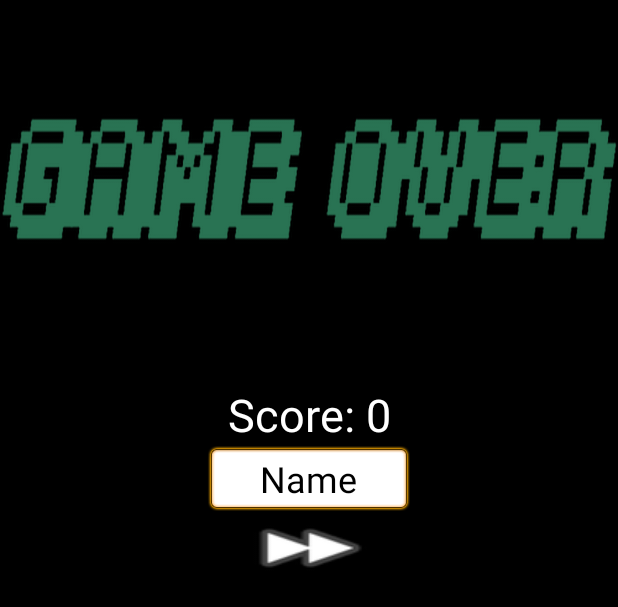
After one commit to MrBreadnt/KtulhuTamagochi, an Android app: the layout gameover_activity.xml on its own in the app's theme, with its tools: preview values and no code run, on a phone screen of 412 x 824 dp. The commit adds this screen. Shown: the top 607 px of the screen. Run offline under Robolectric (Android 15) with nearby library versions, the phone set to English and light mode, and no system bars.

Commit message:
Коммит для сохранения прогресса

```diff
--- a/app/src/main/java/ru/breadntgames/ktulhutamagochi/GameActivity.java
+++ b/app/src/main/java/ru/breadntgames/ktulhutamagochi/GameActivity.java
@@ -102,6 +102,12 @@ public class GameActivity extends AppCompatActivity {
     }
 
     void gameOver() {
+        runOnUiThread(new Runnable() {
+            @Override
+            public void run() {
+                setContentView(R.layout.gameover_activity);
+            }
+        });
     }
 
     @Override
--- /dev/null
+++ b/app/src/main/res/layout/gameover_activity.xml
@@ -0,0 +1,43 @@
+<?xml version="1.0" encoding="utf-8"?>
+<LinearLayout xmlns:android="http://schemas.android.com/apk/res/android"
+    xmlns:tools="http://schemas.android.com/tools"
+    android:layout_width="match_parent"
+    android:layout_height="match_parent"
+    android:background="#000000"
+    android:gravity="center_horizontal"
+    android:orientation="vertical">
+
+    <ImageView
+        android:id="@+id/imageView"
+        android:layout_width="match_parent"
+        android:layout_height="256dp"
+        android:background="@drawable/game_over"
+        android:backgroundTint="#297353" />
+
+    <TextView
+        android:id="@+id/textView2"
+        android:layout_width="match_parent"
+        android:layout_height="wrap_content"
+        android:gravity="center_horizontal"
+        android:text="Score: 0"
+        android:textColor="#FFFFFF"
+        android:textSize="30sp" />
+
+    <EditText
+        android:id="@+id/textView"
+        android:layout_width="136dp"
+        android:layout_height="wrap_content"
+        android:background="@android:drawable/editbox_background"
+        android:textAlignment="center"
+        android:textColor="@android:color/black"
+        android:textSize="24sp"
+        android:text="Name"
+        android:inputType="textAutoCorrect|textCapSentences"/>
+
+    <Button
+        android:id="@+id/button2"
+        android:layout_width="wrap_content"
+        android:layout_height="wrap_content"
+        android:background="@android:drawable/ic_media_ff" />
+
+</LinearLayout>
--- a/app/src/main/res/layout/learn_activity.xml
+++ b/app/src/main/res/layout/learn_activity.xml
@@ -102,11 +102,10 @@
 
         <Button
             android:id="@+id/button"
-            style="@android:style/Widget.DeviceDefault.Button.Colored"
             android:layout_width="110dp"
             android:layout_height="80dp"
             android:onClick="next"
-            android:text="Понял!" />
+            android:text="Понял!"/>
 
         <LinearLayout
             android:layout_width="match_parent"
```
Also changed, not shown: app/src/main/java/ru/breadntgames/ktulhutamagochi/MainActivity.java (+31 -7 lines), app/src/main/res/layout/activity_main.xml (+29 -9 lines), app/src/main/res/layout/score_list_view.xml (added, +13 -0 lines), app/src/main/res/values/styles.xml (+2 -7 lines), app/src/main/res/drawable/game_over.png (added).
